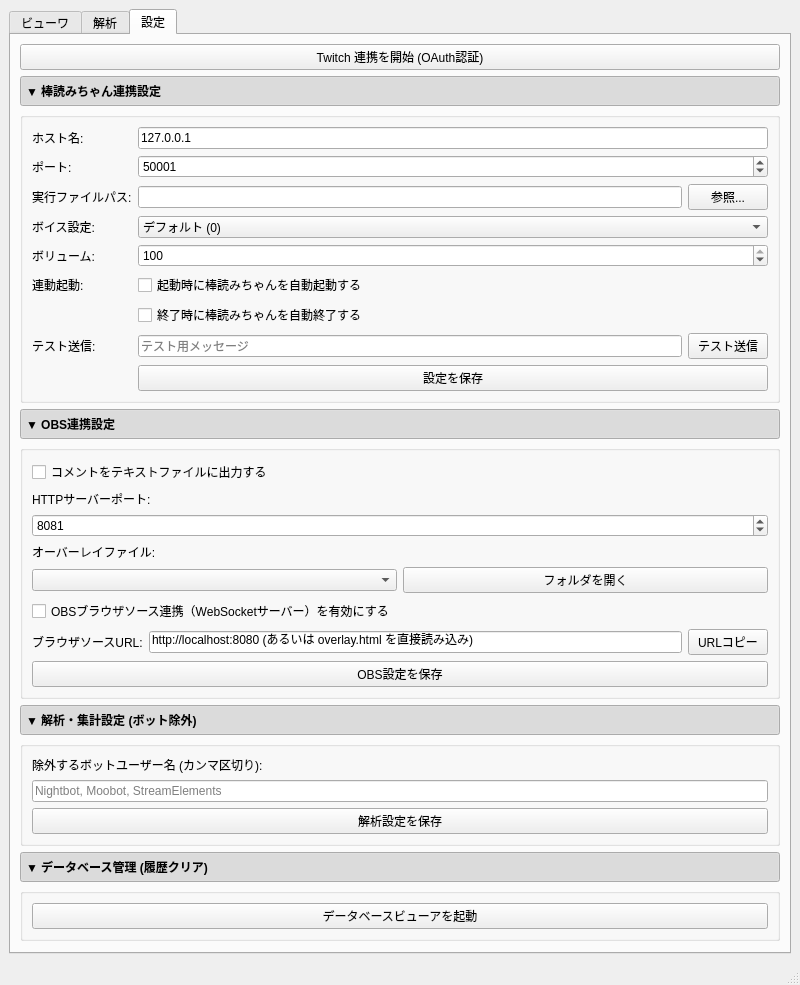
The window that src/MainWindow.ui (BLUE000/TwitchCommentViewer) describes before a commit, drawn with Qt 5.
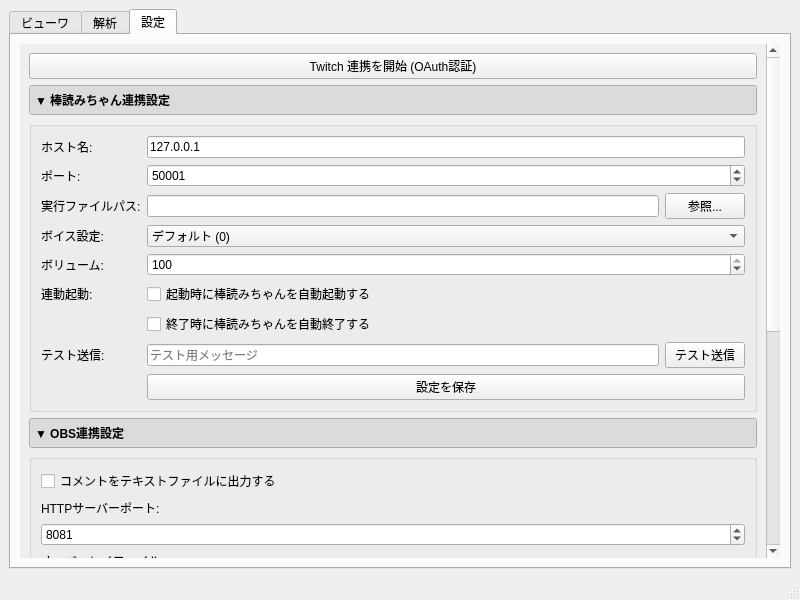
The same window after the commit. The open tabs and pages were chosen to show the change. Custom widgets are drawn as their Qt base class.

Commit message: fix: Wrap settings tab in QScrollArea to prevent window height expansion from accordion panels

Patch:
```diff
--- a/src/MainWindow.ui
+++ b/src/MainWindow.ui
@@ -43,6 +43,13 @@
        </attribute>
        <layout class="QVBoxLayout" name="verticalLayout_4">
         <item>
+         <widget class="QScrollArea" name="scrollAreaSettings">
+          <property name="widgetResizable"><bool>true</bool></property>
+          <property name="frameShape"><enum>QFrame::NoFrame</enum></property>
+          <widget class="QWidget" name="scrollAreaWidgetContents">
+           <property name="geometry"><rect><x>0</x><y>0</y><width>780</width><height>600</height></rect></property>
+           <layout class="QVBoxLayout" name="verticalLayoutSettingsInner">
+            <item>
          <widget class="QPushButton" name="btnStartAuth">
           <property name="text">
            <string>Twitch 連携を開始 (OAuth認証)</string>
@@ -180,7 +187,7 @@
            </item>
           </layout>
          </widget>
-        </item><item><widget class="QPushButton" name="btnToggleBot"><property name="text"><string>▼ 解析・集計設定 (ボット除外)</string></property><property name="checkable"><bool>true</bool></property><property name="checked"><bool>true</bool></property><property name="styleSheet"><string>text-align: left; font-weight: bold; padding: 5px;</string></property></widget></item><item><widget class="QGroupBox" name="groupBoxBot"><layout class="QVBoxLayout" name="verticalLayoutBot"><item><widget class="QLabel" name="labelBot"><property name="text"><string>除外するボットユーザー名 (カンマ区切り):</string></property></widget></item><item><widget class="QLineEdit" name="editBotUsers"><property name="placeholderText"><string>Nightbot, Moobot, StreamElements</string></property></widget></item><item><widget class="QPushButton" name="btnSaveBot"><property name="text"><string>解析設定を保存</string></property></widget></item></layout></widget></item><item><widget class="QPushButton" name="btnToggleDb"><property name="text"><string>▼ データベース管理 (履歴クリア)</string></property><property name="checkable"><bool>true</bool></property><property name="checked"><bool>true</bool></property><property name="styleSheet"><string>text-align: left; font-weight: bold; padding: 5px;</string></property></widget></item><item><widget class="QGroupBox" name="groupBoxDb"><layout class="QHBoxLayout" name="horizontalLayoutDb"><item><widget class="QPushButton" name="btnLaunchDbViewer"><property name="text"><string>データベースビューアを起動</string></property><property name="minimumHeight"><number>30</number></property></widget></item></layout></widget></item><item>
+        </item><item><widget class="QPushButton" name="btnToggleBot"><property name="text"><string>▼ 解析・集計設定 (ボット除外)</string></property><property name="checkable"><bool>true</bool></property><property name="checked"><bool>true</bool></property><property name="styleSheet"><string>text-align: left; font-weight: bold; padding: 5px;</string></property></widget></item><item><widget class="QGroupBox" name="groupBoxBot"><layout class="QVBoxLayout" name="verticalLayoutBot"><item><widget class="QLabel" name="labelBot"><property name="text"><string>除外するボットユーザー名 (カンマ区切り):</string></property></widget></item><item><widget class="QLineEdit" name="editBotUsers"><property name="placeholderText"><string>Nightbot, Moobot, StreamElements</string></property></widget></item><item><widget class="QPushButton" name="btnSaveBot"><property name="text"><string>解析設定を保存</string></property></widget></item></layout></widget></item><item><widget class="QPushButton" name="btnToggleDb"><property name="text"><string>▼ データベース管理 (履歴クリア)</string></property><property name="checkable"><bool>true</bool></property><property name="checked"><bool>true</bool></property><property name="styleSheet"><string>text-align: left; font-weight: bold; padding: 5px;</string></property></widget></item><item><widget class="QGroupBox" name="groupBoxDb"><layout class="QHBoxLayout" name="horizontalLayoutDb"><item><widget class="QPushButton" name="btnLaunchDbViewer"><property name="text"><string>データベースビューアを起動</string></property><property name="minimumHeight"><number>30</number></property></widget></item></layout></widget></item>            <item>
          <spacer name="verticalSpacer">
           <property name="orientation">
            <enum>Qt::Vertical</enum>
@@ -192,6 +199,10 @@
            </size>
           </property>
          </spacer>
+            </item>
+           </layout>
+          </widget>
+         </widget>
         </item>
        </layout>
       </widget>
```
Left out of the diff: 2 changed lines with no effect on the pictures. Lines whose indentation alone changed are shown as unchanged.
